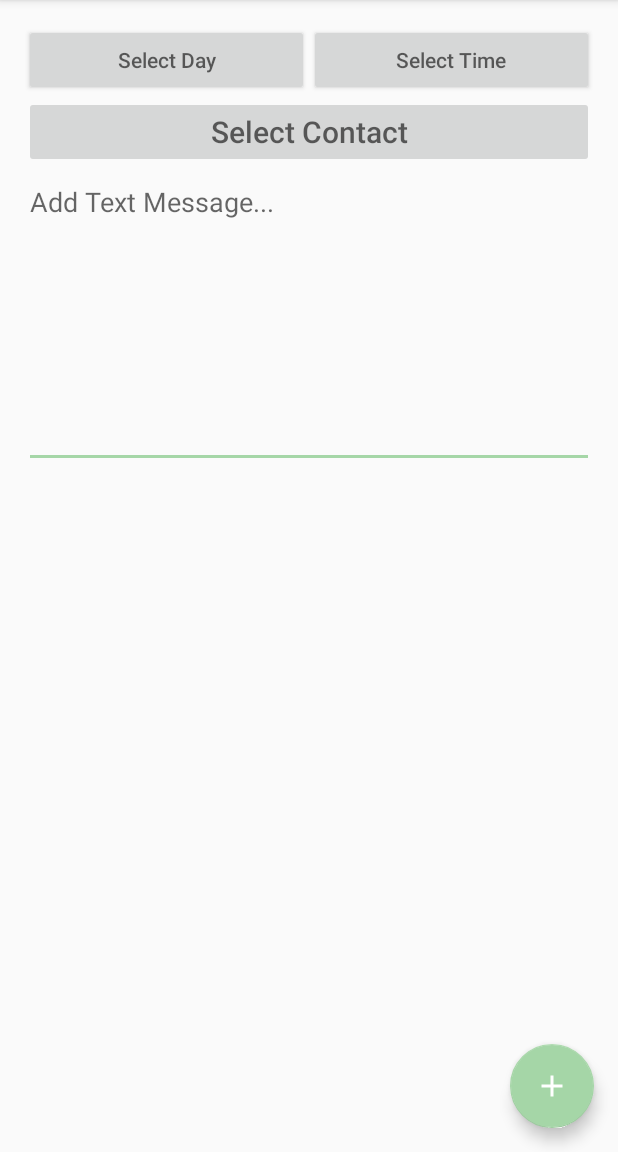
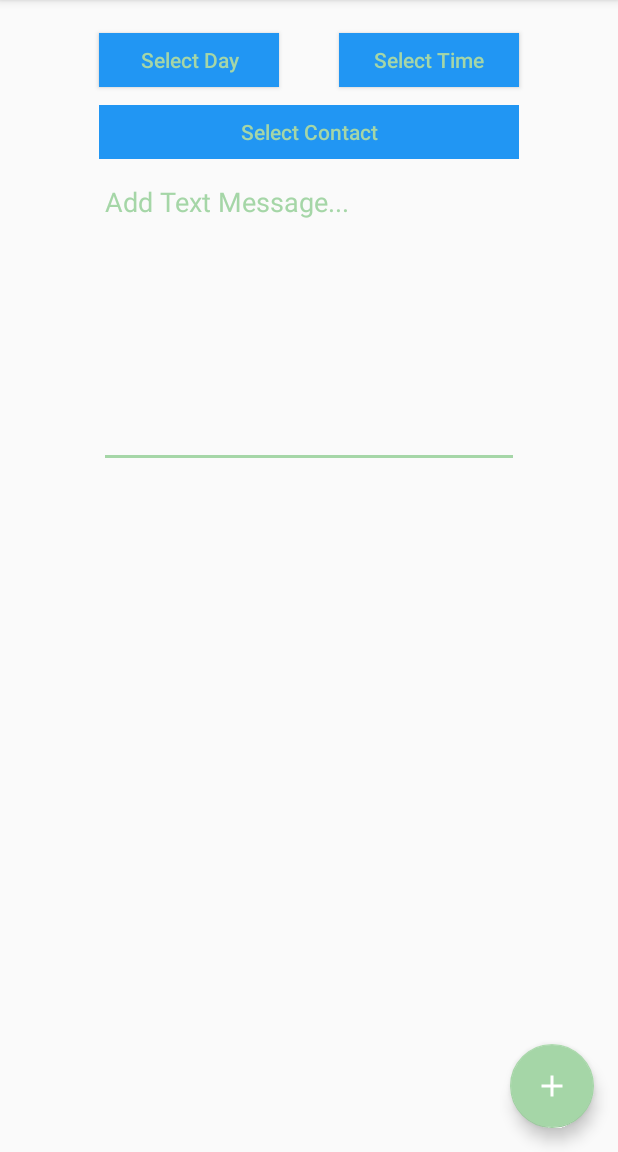
Before and after one commit to dazza5000/a-caring-text, an Android app: the AddTextFragment screen opened directly, with no data from a screen before it, on a phone screen of 412 x 824 dp, the part 84-1236 px from its top. Run offline under Robolectric (Android 15) with nearby library versions, the phone set to English and light mode, and no system bars; libraries missing offline, so code that uses them is left out: io.realm.

Commit message:
ui updates

```diff
--- a/app/src/main/res/layout/activity_texts.xml
+++ b/app/src/main/res/layout/activity_texts.xml
@@ -21,7 +21,7 @@
             android:layout_width="match_parent"
             android:layout_height="?attr/actionBarSize"
             android:background="?attr/colorPrimary"
-            android:titleTextColor="?attr/colorAccent"
+            app:theme="@style/ThemeOverlay.AppCompat.Dark.ActionBar"
             app:popupTheme="@style/AppTheme.PopupOverlay"/>
 
     <FrameLayout
--- a/app/src/main/res/layout/fragment_add_text.xml
+++ b/app/src/main/res/layout/fragment_add_text.xml
@@ -12,40 +12,56 @@
         android:paddingRight="@dimen/activity_horizontal_margin"
         android:paddingTop="@dimen/activity_vertical_margin">
 
-        <LinearLayout
+        <RelativeLayout
+            android:orientation="horizontal"
             android:layout_width="match_parent"
-            android:layout_height="wrap_content">
+            android:layout_height="48dp"
+            android:gravity="center">
 
             <Button
+                style="@style/ButtonFont"
                 android:id="@+id/add_text_date"
-                android:layout_width="0dp"
-                android:layout_height="wrap_content"
-                android:layout_weight="1"
+                android:layout_width="120dp"
+                android:layout_height="36dp"
+                android:layout_gravity="center_vertical|start"
                 android:hint="@string/text_date_hint"/>
 
             <Button
+                style="@style/ButtonFont"
                 android:id="@+id/add_text_time"
-                android:layout_width="0dp"
-                android:layout_height="wrap_content"
-                android:layout_weight="1"
+                android:layout_toEndOf="@+id/add_text_date"
+                android:layout_width="120dp"
+                android:layout_height="36dp"
+                android:layout_gravity="center_vertical|end"
+                android:layout_marginStart="40dp"
                 android:hint="@string/text_time_hint"/>
 
-        </LinearLayout>
+        </RelativeLayout>
+
+        <LinearLayout
+        android:layout_width="match_parent"
+        android:layout_height="48dp"
+            android:gravity="center">
 
         <Button
+            style="@style/ButtonFont"
             android:id="@+id/add_text_contact"
-            android:layout_width="match_parent"
-            android:layout_height="wrap_content"
+            android:layout_width="280dp"
+            android:layout_height="36dp"
+            android:layout_gravity="center"
             android:hint="@string/contact_hint"
-            android:singleLine="false"
-            android:textAppearance="@style/TextAppearance.AppCompat.Title"/>
+            android:singleLine="false"/>
+        </LinearLayout>
 
         <EditText
             android:id="@+id/add_text_message"
-            android:layout_width="match_parent"
+            android:layout_width="280dp"
             android:layout_height="200dp"
+            android:layout_gravity="center_horizontal|top"
             android:gravity="top"
-            android:hint="@string/message_hint"/>
+            android:textColor="@color/colorAccent"
+            android:hint="@string/message_hint"
+            android:textColorHint="@color/colorAccent"/>
 
     </LinearLayout>
 </ScrollView>
--- a/app/src/main/res/values/styles.xml
+++ b/app/src/main/res/values/styles.xml
@@ -20,4 +20,14 @@
         <item name="android:orientation">vertical</item>
     </style>
 
+    <style name="ButtonFont">
+        <item name="android:height">36dp</item>
+        <item name="android:paddingTop">6dp</item>
+        <item name="android:paddingBottom">6dp</item>
+        <item name="android:background">@color/colorPrimary</item>
+        <item name="android:textColor">@color/colorAccent</item>
+        <item name="android:textColorHint">@color/colorAccent</item>
+    </style>
+
+
 </resources>
```
